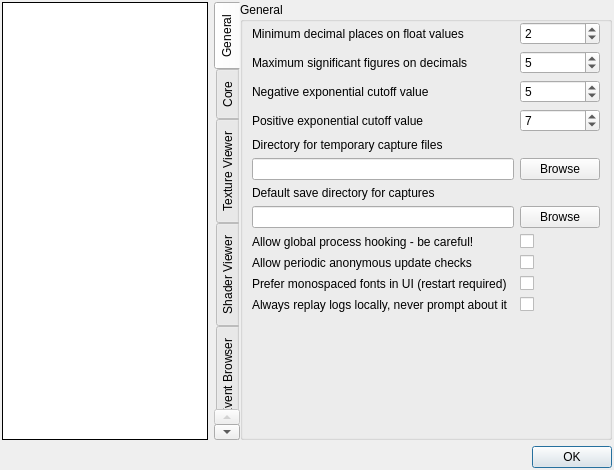
baldurk/renderdoc, file qrenderdoc/Windows/Dialogs/SettingsDialog.ui: the form before one commit.
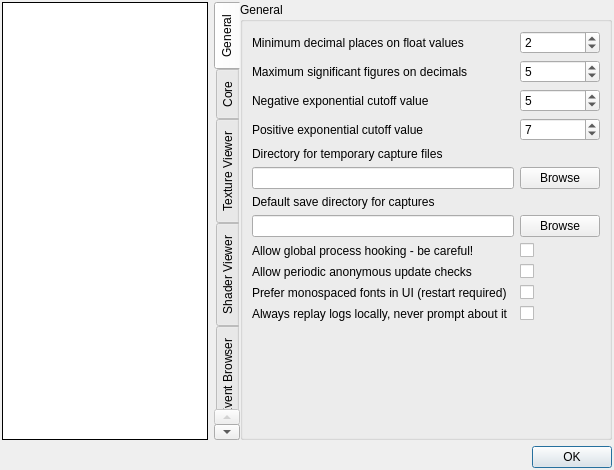
The form after the commit. The open tabs and pages were chosen to show the change.

Commit message: Keep margins consistent between tabs in the settings window

The edit to the form file:
```diff
--- a/qrenderdoc/Windows/Dialogs/SettingsDialog.ui
+++ b/qrenderdoc/Windows/Dialogs/SettingsDialog.ui
@@ -89,9 +89,6 @@
           <string>General</string>
          </property>
          <layout class="QGridLayout" name="gridLayout_5">
-          <property name="topMargin">
-           <number>0</number>
-          </property>
           <item row="3" column="0">
            <widget class="QLabel" name="label_4">
             <property name="toolTip">
```
Left out of the diff: 6 changed lines with no effect on the pictures.
